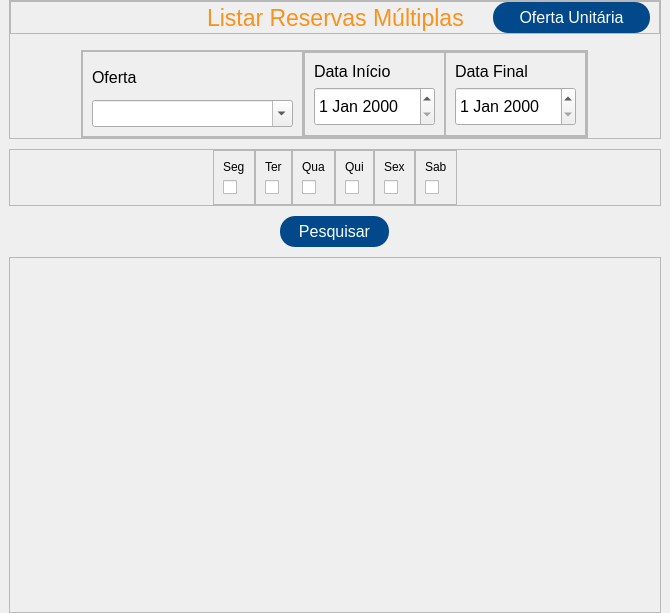
Before: the Qt Designer form App/view/ui/pesquisa.ui in Senac-SOR-ADS/Mapa-de-Sala, drawn with Qt 5.
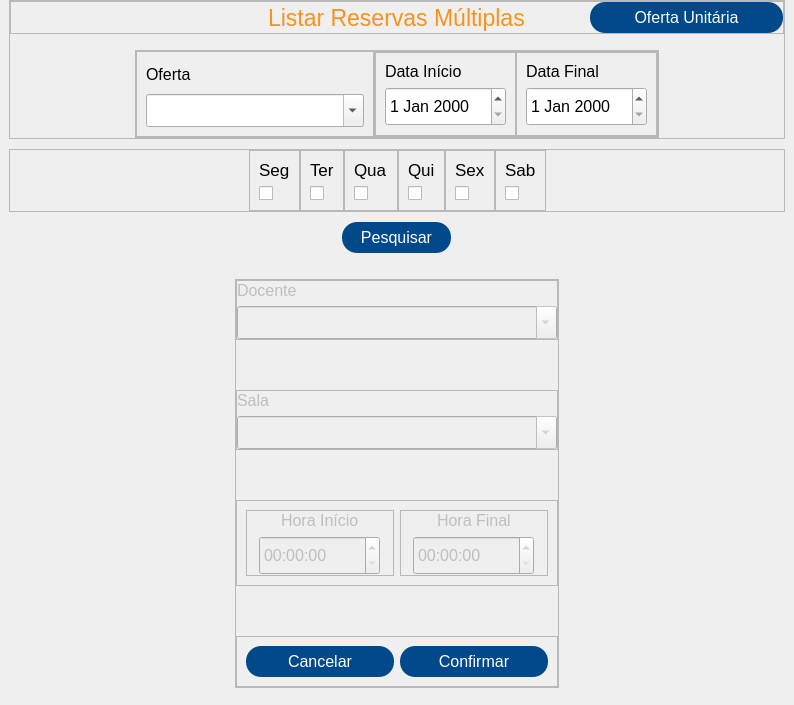
After: the same form once the commit is applied. The open tabs and pages were chosen to show the change.

Commit message: adicionando campo de edição multiplo

```diff
--- a/App/view/ui/pesquisa.ui
+++ b/App/view/ui/pesquisa.ui
@@ -6,8 +6,8 @@
    <rect>
     <x>0</x>
     <y>0</y>
-    <width>670</width>
-    <height>613</height>
+    <width>794</width>
+    <height>705</height>
    </rect>
   </property>
   <property name="windowTitle">
@@ -18,7 +18,7 @@
 	color: #f6921e;
 }
 
-#btnPesquisar, #btnTrocarOfetaMultipla, #btnTrocarOfetaUnitaria, #btnPesquisarMultiplo {
+QPushButton {
 	color: #fff;
 	background-color: #01498a;
 	border-radius: 15px;
@@ -677,9 +677,15 @@
              <property name="spacing">
               <number>0</number>
              </property>
+             <property name="leftMargin">
+              <number>0</number>
+             </property>
              <property name="topMargin">
               <number>0</number>
              </property>
+             <property name="rightMargin">
+              <number>0</number>
+             </property>
              <property name="bottomMargin">
               <number>0</number>
              </property>
@@ -784,13 +790,13 @@
                  <widget class="QComboBox" name="campoOfertaMultiplo">
                   <property name="minimumSize">
                    <size>
-                    <width>201</width>
+                    <width>218</width>
                     <height>0</height>
                    </size>
                   </property>
                   <property name="font">
                    <font>
-                    <pointsize>12</pointsize>
+                    <pointsize>16</pointsize>
                    </font>
                   </property>
                   <property name="editable">
@@ -960,6 +966,11 @@
             <layout class="QVBoxLayout" name="verticalLayout_5">
              <item>
               <widget class="QLabel" name="label_6">
+               <property name="font">
+                <font>
+                 <pointsize>13</pointsize>
+                </font>
+               </property>
                <property name="text">
                 <string>Seg</string>
                </property>
@@ -1006,6 +1017,11 @@
             <layout class="QVBoxLayout" name="verticalLayout_15">
              <item>
               <widget class="QLabel" name="label_7">
+               <property name="font">
+                <font>
+                 <pointsize>13</pointsize>
+                </font>
+               </property>
                <property name="text">
                 <string>Ter</string>
                </property>
@@ -1035,6 +1051,11 @@
             <layout class="QVBoxLayout" name="verticalLayout_14">
              <item>
               <widget class="QLabel" name="label_8">
+               <property name="font">
+                <font>
+                 <pointsize>13</pointsize>
+                </font>
+               </property>
                <property name="text">
                 <string>Qua</string>
                </property>
@@ -1064,6 +1085,11 @@
             <layout class="QVBoxLayout" name="verticalLayout_13">
              <item>
               <widget class="QLabel" name="label_9">
+               <property name="font">
+                <font>
+                 <pointsize>13</pointsize>
+                </font>
+               </property>
                <property name="text">
                 <string>Qui</string>
                </property>
@@ -1093,6 +1119,11 @@
             <layout class="QVBoxLayout" name="verticalLayout_11">
              <item>
               <widget class="QLabel" name="label_10">
+               <property name="font">
+                <font>
+                 <pointsize>13</pointsize>
+                </font>
+               </property>
                <property name="text">
                 <string>Sex</string>
                </property>
@@ -1122,6 +1153,11 @@
             <layout class="QVBoxLayout" name="verticalLayout_10">
              <item>
               <widget class="QLabel" name="label_11">
+               <property name="font">
+                <font>
+                 <pointsize>13</pointsize>
+                </font>
+               </property>
                <property name="text">
                 <string>Sab</string>
                </property>
@@ -1178,21 +1214,397 @@
         </widget>
        </item>
        <item>
-        <widget class="QScrollArea" name="scrollArea">
-         <property name="widgetResizable">
-          <bool>true</bool>
+        <widget class="QWidget" name="widget_2" native="true">
+         <property name="sizePolicy">
+          <sizepolicy hsizetype="Expanding" vsizetype="Expanding">
+           <horstretch>0</horstretch>
+           <verstretch>0</verstretch>
+          </sizepolicy>
          </property>
-         <widget class="QWidget" name="scrollAreaWidgetContents_2">
-          <property name="geometry">
-           <rect>
-            <x>0</x>
-            <y>0</y>
-            <width>650</width>
-            <height>357</height>
-           </rect>
-          </property>
-          <layout class="QGridLayout" name="gridLayout_2"/>
-         </widget>
+         <layout class="QVBoxLayout" name="verticalLayout_19">
+          <item alignment="Qt::AlignHCenter|Qt::AlignVCenter">
+           <widget class="QFrame" name="frame_29">
+            <property name="enabled">
+             <bool>false</bool>
+            </property>
+            <property name="sizePolicy">
+             <sizepolicy hsizetype="Expanding" vsizetype="Expanding">
+              <horstretch>0</horstretch>
+              <verstretch>0</verstretch>
+             </sizepolicy>
+            </property>
+            <property name="frameShape">
+             <enum>QFrame::StyledPanel</enum>
+            </property>
+            <property name="frameShadow">
+             <enum>QFrame::Raised</enum>
+            </property>
+            <layout class="QVBoxLayout" name="verticalLayout_24">
+             <property name="spacing">
+              <number>10</number>
+             </property>
+             <property name="leftMargin">
+              <number>0</number>
+             </property>
+             <property name="topMargin">
+              <number>0</number>
+             </property>
+             <property name="rightMargin">
+              <number>0</number>
+             </property>
+             <property name="bottomMargin">
+              <number>0</number>
+             </property>
+             <item>
+              <widget class="QFrame" name="frame_14">
+               <property name="frameShape">
+                <enum>QFrame::StyledPanel</enum>
+               </property>
+               <property name="frameShadow">
+                <enum>QFrame::Raised</enum>
+               </property>
+               <layout class="QVBoxLayout" name="verticalLayout_20">
+                <property name="spacing">
+                 <number>6</number>
+                </property>
+                <property name="leftMargin">
+                 <number>0</number>
+                </property>
+                <property name="topMargin">
+                 <number>0</number>
+                </property>
+                <property name="rightMargin">
+                 <number>0</number>
+                </property>
+                <property name="bottomMargin">
+                 <number>0</number>
+                </property>
+                <item>
+                 <widget class="QLabel" name="label_15">
+                  <property name="font">
+                   <font>
+                    <pointsize>12</pointsize>
+                   </font>
+                  </property>
+                  <property name="text">
+                   <string>Docente</string>
+                  </property>
+                 </widget>
+                </item>
+                <item alignment="Qt::AlignLeft">
+                 <widget class="QComboBox" name="campoDocenteMultiplo">
+                  <property name="enabled">
+                   <bool>false</bool>
+                  </property>
+                  <property name="minimumSize">
+                   <size>
+                    <width>320</width>
+                    <height>0</height>
+                   </size>
+                  </property>
+                  <property name="font">
+                   <font>
+                    <pointsize>16</pointsize>
+                    <kerning>true</kerning>
+                   </font>
+                  </property>
+                  <property name="cursor">
+                   <cursorShape>PointingHandCursor</cursorShape>
+                  </property>
+                  <property name="editable">
+                   <bool>true</bool>
+                  </property>
+                 </widget>
+                </item>
+               </layout>
+              </widget>
+             </item>
+             <item>
+              <spacer name="verticalSpacer">
+               <property name="orientation">
+                <enum>Qt::Vertical</enum>
+               </property>
+               <property name="sizeHint" stdset="0">
+                <size>
+                 <width>20</width>
+                 <height>40</height>
+                </size>
+               </property>
+              </spacer>
+             </item>
+             <item>
+              <widget class="QFrame" name="frame_24">
+               <property name="frameShape">
+                <enum>QFrame::StyledPanel</enum>
+               </property>
+               <property name="frameShadow">
+                <enum>QFrame::Raised</enum>
+               </property>
+               <layout class="QVBoxLayout" name="verticalLayout_21">
+                <property name="leftMargin">
+                 <number>0</number>
+                </property>
+                <property name="topMargin">
+                 <number>0</number>
+                </property>
+                <property name="rightMargin">
+                 <number>0</number>
+                </property>
+                <property name="bottomMargin">
+                 <number>0</number>
+                </property>
+                <item>
+                 <widget class="QLabel" name="label_16">
+                  <property name="font">
+                   <font>
+                    <pointsize>12</pointsize>
+                   </font>
+                  </property>
+                  <property name="text">
+                   <string>Sala</string>
+                  </property>
+                 </widget>
+                </item>
+                <item alignment="Qt::AlignLeft">
+                 <widget class="QComboBox" name="campoSalaMultiplo">
+                  <property name="minimumSize">
+                   <size>
+                    <width>320</width>
+                    <height>0</height>
+                   </size>
+                  </property>
+                  <property name="font">
+                   <font>
+                    <pointsize>16</pointsize>
+                   </font>
+                  </property>
+                  <property name="cursor">
+                   <cursorShape>PointingHandCursor</cursorShape>
+                  </property>
+                  <property name="editable">
+                   <bool>true</bool>
+                  </property>
+                 </widget>
+                </item>
+               </layout>
+              </widget>
+             </item>
+             <item>
+              <spacer name="verticalSpacer_2">
+               <property name="orientation">
+                <enum>Qt::Vertical</enum>
+               </property>
+               <property name="sizeHint" stdset="0">
+                <size>
+                 <width>20</width>
+                 <height>40</height>
+                </size>
+               </property>
+              </spacer>
+             </item>
+             <item>
+              <widget class="QFrame" name="frame_27">
+               <property name="frameShape">
+                <enum>QFrame::StyledPanel</enum>
+               </property>
+               <property name="frameShadow">
+                <enum>QFrame::Raised</enum>
+               </property>
+               <layout class="QHBoxLayout" name="horizontalLayout_12">
+                <item>
+                 <widget class="QFrame" name="frame_26">
+                  <property name="frameShape">
+                   <enum>QFrame::StyledPanel</enum>
+                  </property>
+                  <property name="frameShadow">
+                   <enum>QFrame::Raised</enum>
+                  </property>
+                  <layout class="QVBoxLayout" name="verticalLayout_22">
+                   <property name="leftMargin">
+                    <number>0</number>
+                   </property>
+                   <property name="topMargin">
+                    <number>0</number>
+                   </property>
+                   <property name="rightMargin">
+                    <number>0</number>
+                   </property>
+                   <property name="bottomMargin">
+                    <number>0</number>
+                   </property>
+                   <item alignment="Qt::AlignHCenter">
+                    <widget class="QLabel" name="label_17">
+                     <property name="font">
+                      <font>
+                       <pointsize>12</pointsize>
+                      </font>
+                     </property>
+                     <property name="text">
+                      <string>Hora Início</string>
+                     </property>
+                    </widget>
+                   </item>
+                   <item alignment="Qt::AlignHCenter">
+                    <widget class="QTimeEdit" name="horaInicioMultiplo">
+                     <property name="minimumSize">
+                      <size>
+                       <width>121</width>
+                       <height>39</height>
+                      </size>
+                     </property>
+                     <property name="maximumSize">
+                      <size>
+                       <width>121</width>
+                       <height>39</height>
+                      </size>
+                     </property>
+                     <property name="font">
+                      <font>
+                       <pointsize>12</pointsize>
+                      </font>
+                     </property>
+                     <property name="alignment">
+                      <set>Qt::AlignLeading|Qt::AlignLeft|Qt::AlignVCenter</set>
+                     </property>
+                    </widget>
+                   </item>
+                  </layout>
+                 </widget>
+                </item>
+                <item>
+                 <widget class="QFrame" name="frame_28">
+                  <property name="frameShape">
+                   <enum>QFrame::StyledPanel</enum>
+                  </property>
+                  <property name="frameShadow">
+                   <enum>QFrame::Raised</enum>
+                  </property>
+                  <layout class="QVBoxLayout" name="verticalLayout_23">
+                   <property name="leftMargin">
+                    <number>0</number>
+                   </property>
+                   <property name="topMargin">
+                    <number>0</number>
+                   </property>
+                   <property name="rightMargin">
+                    <number>0</number>
+                   </property>
+                   <property name="bottomMargin">
+                    <number>0</number>
+                   </property>
+                   <item alignment="Qt::AlignHCenter">
+                    <widget class="QLabel" name="label_18">
+                     <property name="font">
+                      <font>
+                       <pointsize>12</pointsize>
+                      </font>
+                     </property>
+                     <property name="text">
+                      <string>Hora Final</string>
+                     </property>
+                    </widget>
+                   </item>
+                   <item alignment="Qt::AlignHCenter">
+                    <widget class="QTimeEdit" name="horaFinalMultiplo">
+                     <property name="minimumSize">
+                      <size>
+                       <width>121</width>
+                       <height>39</height>
+                      </size>
+                     </property>
+                     <property name="maximumSize">
+                      <size>
+                       <width>121</width>
+                       <height>39</height>
+                      </size>
+                     </property>
+                     <property name="font">
+                      <font>
+                       <pointsize>12</pointsize>
+                      </font>
+                     </property>
+                     <property name="alignment">
+                      <set>Qt::AlignLeading|Qt::AlignLeft|Qt::AlignVCenter</set>
+                     </property>
+                    </widget>
+                   </item>
+                  </layout>
+                 </widget>
+                </item>
+               </layout>
+              </widget>
+             </item>
+             <item>
+              <spacer name="verticalSpacer_3">
+               <property name="orientation">
+                <enum>Qt::Vertical</enum>
+               </property>
+               <property name="sizeHint" stdset="0">
+                <size>
+                 <width>20</width>
+                 <height>40</height>
+                </size>
+               </property>
+              </spacer>
+             </item>
+             <item>
+              <widget class="QFrame" name="frame_30">
+               <property name="frameShape">
+                <enum>QFrame::StyledPanel</enum>
+               </property>
+               <property name="frameShadow">
+                <enum>QFrame::Raised</enum>
+               </property>
+               <layout class="QHBoxLayout" name="horizontalLayout_13">
+                <item>
+                 <widget class="QPushButton" name="btnCancelar">
+                  <property name="minimumSize">
+                   <size>
+                    <width>109</width>
+                    <height>31</height>
+                   </size>
+                  </property>
+                  <property name="font">
+                   <font>
+                    <pointsize>12</pointsize>
+                   </font>
+                  </property>
+                  <property name="cursor">
+                   <cursorShape>PointingHandCursor</cursorShape>
+                  </property>
+                  <property name="text">
+                   <string>Cancelar</string>
+                  </property>
+                 </widget>
+                </item>
+                <item>
+                 <widget class="QPushButton" name="btnConfirmar">
+                  <property name="minimumSize">
+                   <size>
+                    <width>109</width>
+                    <height>31</height>
+                   </size>
+                  </property>
+                  <property name="font">
+                   <font>
+                    <pointsize>12</pointsize>
+                   </font>
+                  </property>
+                  <property name="cursor">
+                   <cursorShape>PointingHandCursor</cursorShape>
+                  </property>
+                  <property name="text">
+                   <string>Confirmar</string>
+                  </property>
+                 </widget>
+                </item>
+               </layout>
+              </widget>
+             </item>
+            </layout>
+           </widget>
+          </item>
+         </layout>
         </widget>
        </item>
       </layout>
```
Left out of the diff: 16 changed lines with no effect on the pictures.
